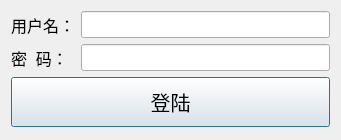
This is Palmshop/PalmshopServer/user_interface/login_dialog.ui in crazyCoderNO1/Palmshop as Qt 5 draws it before an edit. The edited form follows.
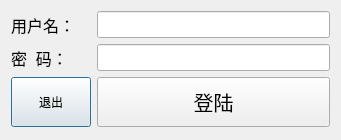
This is the edited form.

Patch:
```diff
--- a/Palmshop/PalmshopServer/user_interface/login_dialog.ui
+++ b/Palmshop/PalmshopServer/user_interface/login_dialog.ui
@@ -56,8 +56,21 @@
      </property>
     </widget>
    </item>
-   <item row="2" column="0" colspan="2">
-    <widget class="QPushButton" name="pushButton">
+   <item row="2" column="0">
+    <widget class="QPushButton" name="pushButton_exit">
+     <property name="minimumSize">
+      <size>
+       <width>0</width>
+       <height>50</height>
+      </size>
+     </property>
+     <property name="text">
+      <string>退出</string>
+     </property>
+    </widget>
+   </item>
+   <item row="2" column="1">
+    <widget class="QPushButton" name="pushButton_login">
      <property name="minimumSize">
       <size>
        <width>0</width>
```
